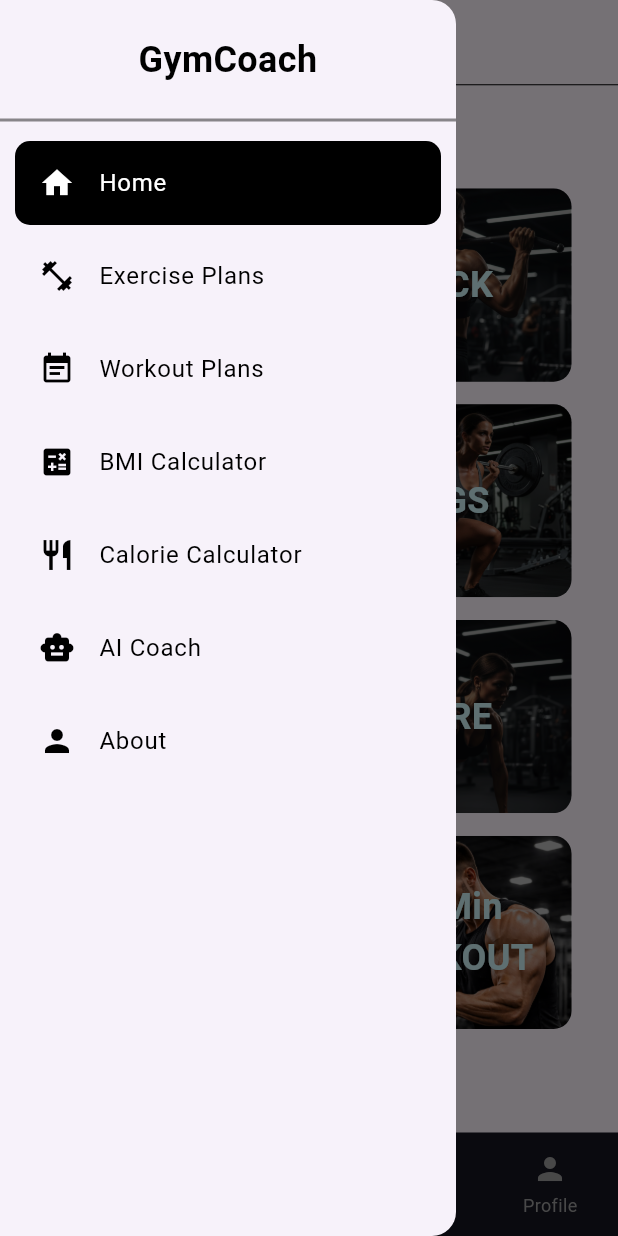
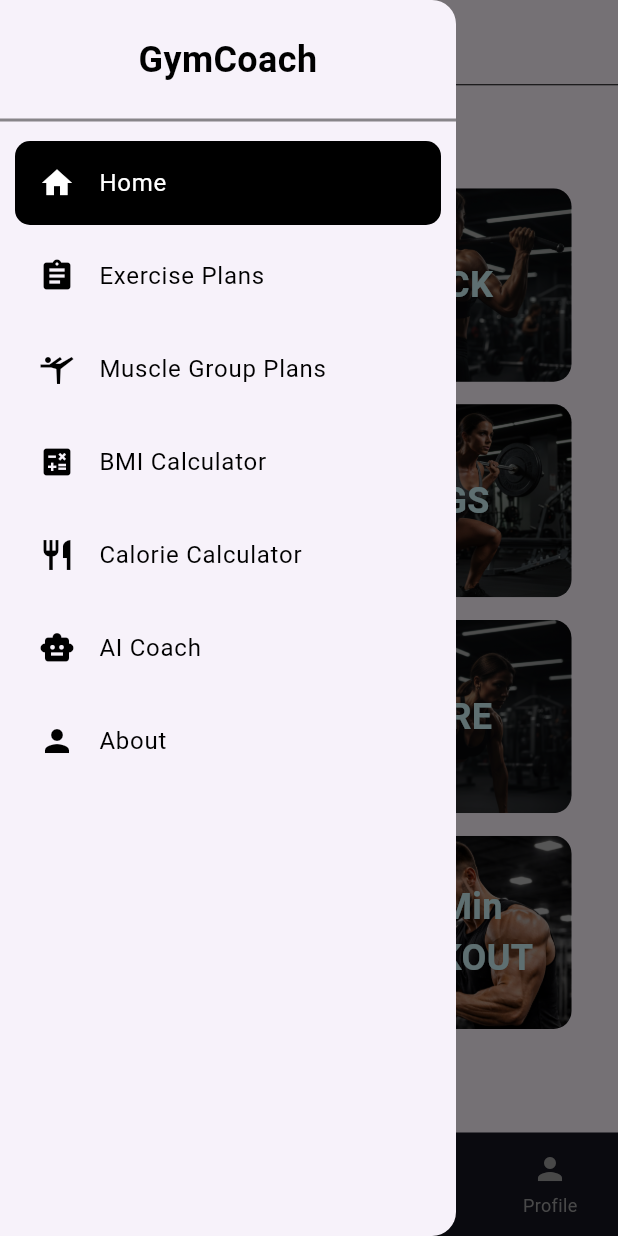
Before and after one commit to ShivamGlotra/workout_app, a Flutter app: the screen it shows after launch, with the side drawer open, on a phone screen of 412 x 824 dp. Run offline on Flutter 3.47's test engine with Material 3 defaults, Android fonts, the phone set to English and light mode, and no system bars.

Commit message:
added muscle group screen

```diff
--- a/lib/main.dart
+++ b/lib/main.dart
@@ -36,6 +36,7 @@
       home: const MainNavigation(),
       routes: {
         '/exercisePlans': (context) => WeeklyExercisePlans(),
+        '/muscleGroupPlans': (context) => WeeklyExercisePlans(),
         '/bmi': (context) => BmiCalculatorScreen(),
         '/calorie': (context) => CalorieCalculatorScreen(),
         '/aiCoach': (context) => AiBotScreen(),
@@ -70,8 +71,8 @@
       case 'Exercise Plans':
         Navigator.pushNamed(context, '/exercisePlans');
         break;
-      case 'Workout Plans':
-        setState(() => _selectedIndex = 2);
+      case 'Muscle Group Plans':
+        Navigator.pushNamed(context, '/muscleGroupPlans');
         break;
       case 'About':
         Navigator.pushNamed(context, '/about');
--- a/lib/widgets/drawer.dart
+++ b/lib/widgets/drawer.dart
@@ -7,8 +7,8 @@
 
   final List<Map<String, dynamic>> drawerButtons = [
     {"title": "Home", "icon": Icons.home},
-    {"title": "Exercise Plans", "icon": Icons.fitness_center},
-    {"title": "Workout Plans", "icon": Icons.event_note},
+    {"title": "Exercise Plans", "icon": Icons.assignment},
+    {"title": "Muscle Group Plans", "icon": Icons.sports_gymnastics},
     {"title": "BMI Calculator", "icon": Icons.calculate},
     {"title": "Calorie Calculator", "icon": Icons.restaurant},
     {"title": "AI Coach", "icon": Icons.smart_toy},
```
Also changed, not shown: lib/screens/muscle_group_plans.dart (added, +15 -0 lines).
